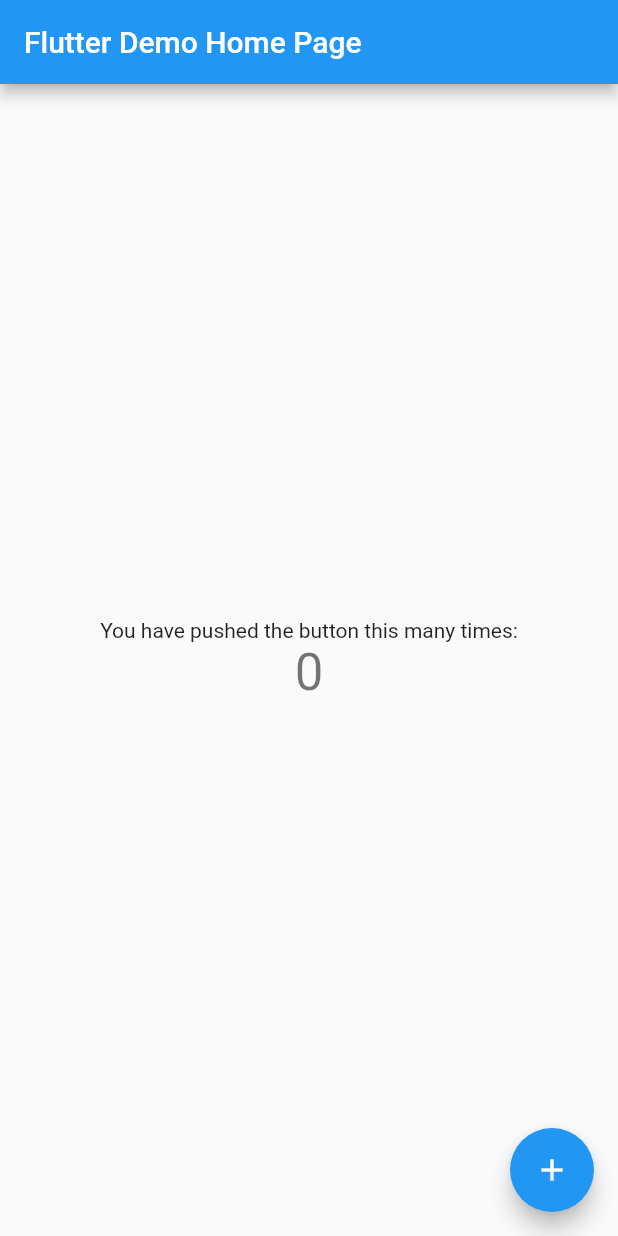
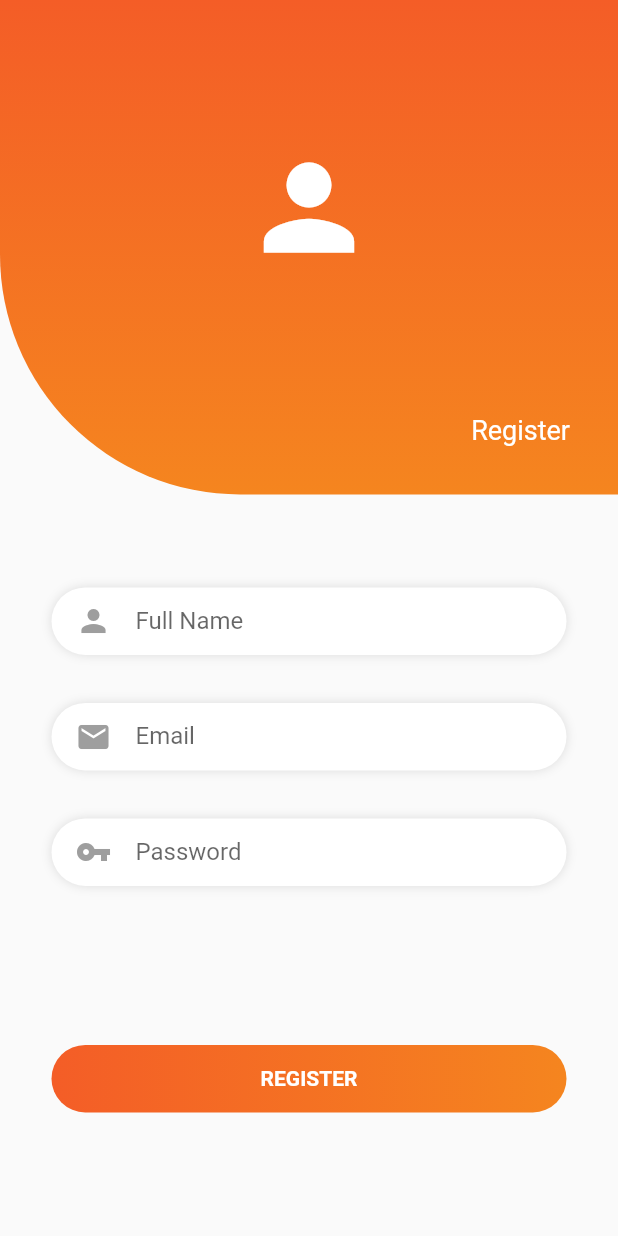
Before and after one commit to AbdeslamRehaimi/ExamenDMobile-Student-CoLoCo, a Flutter app: the screen it shows after launch, on a phone screen of 412 x 824 dp. Run offline on Flutter 3.47's test engine with Material 2 defaults, Android fonts, the light colour scheme and no system bars.

Commit message:
Login&Register UI

```diff
--- a/lib/main.dart
+++ b/lib/main.dart
@@ -1,4 +1,7 @@
 import 'package:flutter/material.dart';
+import 'package:studen_co_loco/views/LoginApp.dart';
+import 'views/RegisterApp.dart';
+import 'views/WelcomApp.dart';
 
 void main() {
   runApp(MyApp());
@@ -11,107 +14,10 @@
     return MaterialApp(
       title: 'Flutter Demo',
       theme: ThemeData(
-        // This is the theme of your application.
-        //
-        // Try running your application with "flutter run". You'll see the
-        // application has a blue toolbar. Then, without quitting the app, try
-        // changing the primarySwatch below to Colors.green and then invoke
-        // "hot reload" (press "r" in the console where you ran "flutter run",
-        // or simply save your changes to "hot reload" in a Flutter IDE).
-        // Notice that the counter didn't reset back to zero; the application
-        // is not restarted.
         primarySwatch: Colors.blue,
-        // This makes the visual density adapt to the platform that you run
-        // the app on. For desktop platforms, the controls will be smaller and
-        // closer together (more dense) than on mobile platforms.
         visualDensity: VisualDensity.adaptivePlatformDensity,
       ),
-      home: MyHomePage(title: 'Flutter Demo Home Page'),
+      home: RegisterPage(),
     );
   }
 }
-
-class MyHomePage extends StatefulWidget {
-  MyHomePage({Key key, this.title}) : super(key: key);
-
-  // This widget is the home page of your application. It is stateful, meaning
-  // that it has a State object (defined below) that contains fields that affect
-  // how it looks.
-
-  // This class is the configuration for the state. It holds the values (in this
-  // case the title) provided by the parent (in this case the App widget) and
-  // used by the build method of the State. Fields in a Widget subclass are
-  // always marked "final".
-
-  final String title;
-
-  @override
-  _MyHomePageState createState() => _MyHomePageState();
-}
-
-class _MyHomePageState extends State<MyHomePage> {
-  int _counter = 0;
-
-  void _incrementCounter() {
-    setState(() {
-      // This call to setState tells the Flutter framework that something has
-      // changed in this State, which causes it to rerun the build method below
-      // so that the display can reflect the updated values. If we changed
-      // _counter without calling setState(), then the build method would not be
-      // called again, and so nothing would appear to happen.
-      _counter++;
-    });
-  }
-
-  @override
-  Widget build(BuildContext context) {
-    // This method is rerun every time setState is called, for instance as done
-    // by the _incrementCounter method above.
-    //
-    // The Flutter framework has been optimized to make rerunning build methods
-    // fast, so that you can just rebuild anything that needs updating rather
-    // than having to individually change instances of widgets.
-    return Scaffold(
-      appBar: AppBar(
-        // Here we take the value from the MyHomePage object that was created by
-        // the App.build method, and use it to set our appbar title.
-        title: Text(widget.title),
-      ),
-      body: Center(
-        // Center is a layout widget. It takes a single child and positions it
-        // in the middle of the parent.
-        child: Column(
-          // Column is also a layout widget. It takes a list of children and
-          // arranges them vertically. By default, it sizes itself to fit its
-          // children horizontally, and tries to be as tall as its parent.
-          //
-          // Invoke "debug painting" (press "p" in the console, choose the
-          // "Toggle Debug Paint" action from the Flutter Inspector in Android
-          // Studio, or the "Toggle Debug Paint" command in Visual Studio Code)
-          // to see the wireframe for each widget.
-          //
-          // Column has various properties to control how it sizes itself and
-          // how it positions its children. Here we use mainAxisAlignment to
-          // center the children vertically; the main axis here is the vertical
-          // axis because Columns are vertical (the cross axis would be
-          // horizontal).
-          mainAxisAlignment: MainAxisAlignment.center,
-          children: <Widget>[
-            Text(
-              'You have pushed the button this many times:',
-            ),
-            Text(
-              '$_counter',
-              style: Theme.of(context).textTheme.headline4,
-            ),
-          ],
-        ),
-      ),
-      floatingActionButton: FloatingActionButton(
-        onPressed: _incrementCounter,
-        tooltip: 'Increment',
-        child: Icon(Icons.add),
-      ), // This trailing comma makes auto-formatting nicer for build methods.
-    );
-  }
-}
--- /dev/null
+++ b/lib/views/RegisterApp.dart
@@ -0,0 +1,196 @@
+import 'package:flutter/material.dart';
+
+class RegisterPage extends StatefulWidget {
+  @override
+  _RegisterPageState createState() => _RegisterPageState();
+}
+
+class _RegisterPageState extends State<RegisterPage> {
+  bool _isLoading;
+  String _errorMessage;
+  @override
+  Widget build(BuildContext context) {
+    return Scaffold(
+      body: Container(
+        child: Column(
+        children: <Widget>[
+
+          //Headers
+          //showCircularProgress(),
+          showHeader(),
+          showForm(),
+        ],
+        ),
+      ),
+    );
+  }
+
+  Widget showCircularProgress() {
+    if (_isLoading) {
+      return Center(child: CircularProgressIndicator());
+    }
+    return Container(
+      height: 0.0,
+      width: 0.0,
+    );
+  }
+
+  Widget showForm() {
+    return Container(
+      height: MediaQuery.of(context).size.height / 2,
+      width: MediaQuery.of(context).size.width,
+      padding: EdgeInsets.only(top: 62),
+      child: Column(
+        children: <Widget>[
+          showFullNameInput(),
+          showEmailInput(),
+          showPasswordInput(),
+          Spacer(),
+          Container(
+            height: 45,
+            width: MediaQuery.of(context).size.width / 1.2,
+            decoration: BoxDecoration(
+                gradient: LinearGradient(
+                  colors: [Color(0xFFf45d27), Color(0xFFf5851f)],
+                ),
+                borderRadius: BorderRadius.all(Radius.circular(50))),
+            child: Center(
+              child: Text(
+                'Register'.toUpperCase(),
+                style:
+                    TextStyle(color: Colors.white, fontWeight: FontWeight.bold),
+              ),
+            ),
+          ),
+        ],
+      ),
+    );
+  }
+
+  Widget showHeader() {
+    return Container(
+      width: MediaQuery.of(context).size.width,
+      height: MediaQuery.of(context).size.height / 2.5,
+      decoration: BoxDecoration(
+          gradient: LinearGradient(
+            begin: Alignment.topCenter,
+            end: Alignment.bottomCenter,
+            colors: [Color(0xFFf45d27), Color(0xFFf5851f)],
+          ),
+          borderRadius:
+              //Radius shape
+              BorderRadius.only(bottomLeft: Radius.circular(160))),
+      child: Column(
+        mainAxisAlignment: MainAxisAlignment.center,
+        children: <Widget>[
+          Spacer(),
+          Align(
+            alignment: Alignment.center,
+            child: Icon(
+              Icons.person,
+              size: 90,
+              color: Colors.white,
+            ),
+          ),
+          Spacer(),
+          Align(
+            alignment: Alignment.bottomRight,
+            child: Padding(
+              padding: const EdgeInsets.only(bottom: 32, right: 32),
+              child: Text(
+                'Register',
+                style: TextStyle(color: Colors.white, fontSize: 18),
+              ),
+            ),
+          ),
+        ],
+      ),
+    );
+  }
+
+  Widget showFullNameInput() {
+    return Container(
+      width: MediaQuery.of(context).size.width / 1.2,
+      height: 45,
+      padding: EdgeInsets.only(top: 4, left: 16, right: 16, bottom: 4),
+      decoration: BoxDecoration(
+          borderRadius: BorderRadius.all(Radius.circular(50)),
+          color: Colors.white,
+          boxShadow: [BoxShadow(color: Colors.black12, blurRadius: 5)]),
+      child: new TextFormField(
+        keyboardType: TextInputType.text,
+        autofocus: false,
+        maxLines: 1,
+        decoration: InputDecoration(
+          border: InputBorder.none,
+          icon: Icon(
+            Icons.person,
+            color: Colors.grey,
+          ),
+          hintText: 'Full Name',
+        ),
+        validator: (value) =>
+            value.isEmpty ? 'Full Name can\'t be empty' : null,
+        //onSaved: (value) => _email = value.trim(),
+      ),
+    );
+  }
+
+  Widget showEmailInput() {
+    return Container(
+      width: MediaQuery.of(context).size.width / 1.2,
+      height: 45,
+      margin: EdgeInsets.only(top: 32),
+      padding: EdgeInsets.only(top: 4, left: 16, right: 16, bottom: 4),
+      decoration: BoxDecoration(
+          borderRadius: BorderRadius.all(Radius.circular(50)),
+          color: Colors.white,
+          boxShadow: [BoxShadow(color: Colors.black12, blurRadius: 5)]),
+      child: new TextFormField(
+        keyboardType: TextInputType.emailAddress,
+        autofocus: false,
+        maxLines: 1,
+        decoration: InputDecoration(
+          border: InputBorder.none,
+          icon: Icon(
+            Icons.email,
+            color: Colors.grey,
+          ),
+          hintText: 'Email',
+        ),
+        validator: (value) => value.isEmpty ? 'Email can\'t be empty' : null,
+        //onSaved: (value) => _email = value.trim(),
+      ),
+    );
+  }
+
+  Widget showPasswordInput() {
+    return Container(
+      width: MediaQuery.of(context).size.width / 1.2,
+      height: 45,
+      margin: EdgeInsets.only(top: 32),
+      padding: EdgeInsets.only(top: 4, left: 16, right: 16, bottom: 4),
+      decoration: BoxDecoration(
+          borderRadius: BorderRadius.all(Radius.circular(50)),
+          color: Colors.white,
+          boxShadow: [BoxShadow(color: Colors.black12, blurRadius: 5)]),
+      child: new TextFormField(
+        maxLines: 1,
+        obscureText: true,
+        autofocus: false,
+        decoration: InputDecoration(
+          border: InputBorder.none,
+          icon: Icon(
+            Icons.vpn_key,
+            color: Colors.grey,
+          ),
+          hintText: 'Password',
+        ),
+        validator: (value) => value.isEmpty ? 'Password can\'t be empty' : null,
+        //onSaved: (value) => _password = value.trim(),
+      ),
+    );
+  }
+
+
+}
--- a/pubspec.yaml
+++ b/pubspec.yaml
@@ -28,8 +28,8 @@
   # The following adds the Cupertino Icons font to your application.
   # Use with the CupertinoIcons class for iOS style icons.
   cupertino_icons: ^0.1.3
-  firebase_auth: ^0.16.1
-  firebase_database: ^3.1.6
+  #firebase_auth: ^0.16.1
+  #firebase_database: ^3.1.6
 
 dev_dependencies:
   flutter_test:
```
Also changed, not shown: lib/views/HomeApp.dart (added, +16 -0 lines), lib/views/LoginApp.dart (added, +177 -0 lines), lib/views/WelcomApp.dart (added, +49 -0 lines), pubspec.lock.
